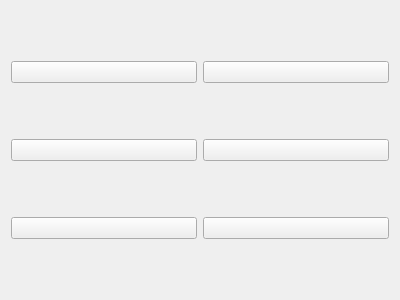
Old version of the form src/Teambuilder/pokebuttonsholder.ui in the repository po-devs/pokemon-online.
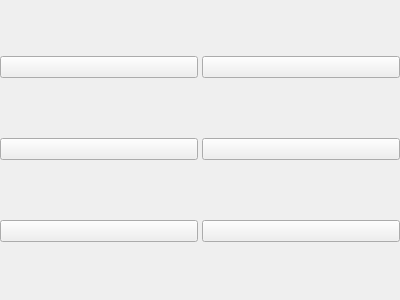
New version of the form. Custom widgets are drawn as their Qt base class.

Diff of the .ui file:
```diff
--- a/src/Teambuilder/pokebuttonsholder.ui
+++ b/src/Teambuilder/pokebuttonsholder.ui
@@ -14,6 +14,12 @@
    <string>Form</string>
   </property>
   <layout class="QGridLayout" name="gridLayout">
+   <property name="margin">
+    <number>0</number>
+   </property>
+   <property name="spacing">
+    <number>4</number>
+   </property>
    <item row="0" column="0">
     <widget class="PokeButton" name="pokemon0">
      <property name="text">
```
